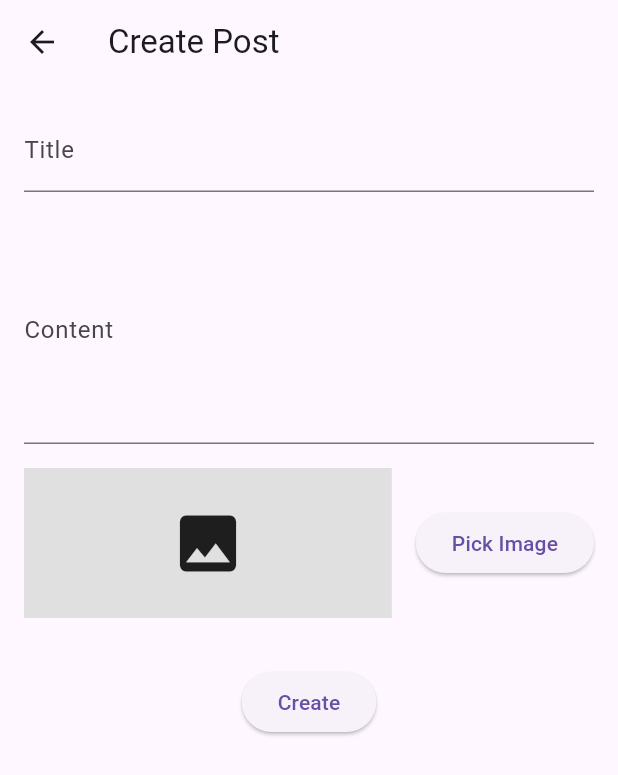
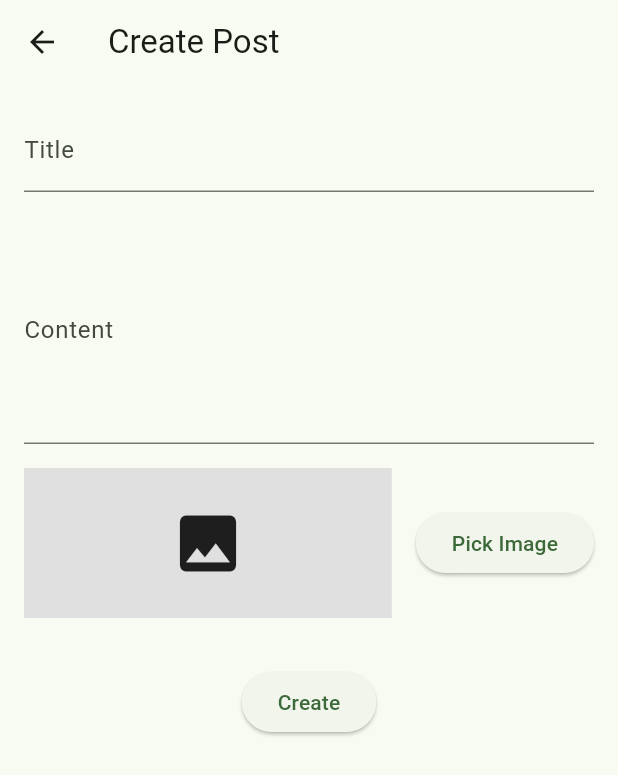
Before and after one commit to moehakram/flutter-postapp, a Flutter app: the screen it shows after launch, after a tap on the "add" icon, on a phone screen of 412 x 824 dp. Shown: the top 775 px of the screen. Run offline on Flutter 3.47's test engine with Material 3 defaults, Android fonts, the phone set to English and light mode, and no system bars; our stand-ins replace either_dart, equatable, flutter_bloc, image_picker; network calls fail.

Commit message:
refactoring code

```diff
--- a/lib/main.dart
+++ b/lib/main.dart
@@ -14,8 +14,10 @@ class MyApp extends StatelessWidget {
   @override
   Widget build(BuildContext context) {
     return MaterialApp(
-      title: 'Flutter CRUD',
-      theme: ThemeData(primarySwatch: Colors.blue),
+      theme: ThemeData(
+        colorScheme: ColorScheme.fromSeed(seedColor: Colors.green),
+        useMaterial3: true,
+      ),
       home: PostListScreen(),
     );
   }
--- a/lib/resource/remote_resource.dart
+++ b/lib/resource/remote_resource.dart
@@ -3,7 +3,6 @@ import 'dart:io';
 import 'package:http/http.dart' as http;
 import 'package:either_dart/either.dart';
 import '../model/post_action_response.dart';
-import '../model/post.dart';
 
 class RemoteResource {
   static const String baseUrl = 'http://postsapi.test:8000/api';
@@ -46,7 +45,7 @@ class RemoteResource {
       final streamedResponse = await request.send();
       final response = await http.Response.fromStream(streamedResponse);
 
-      if (response.statusCode == 201 || response.statusCode == 200) {
+      if (response.statusCode == 201) {
         final jsonData = json.decode(response.body);
         return Right(PostActionResponse.fromJson(jsonData));
       } else {
--- a/lib/screen/post_form_screen.dart
+++ b/lib/screen/post_form_screen.dart
@@ -2,17 +2,17 @@ import 'dart:io';
 import 'package:flutter/material.dart';
 import 'package:flutter_bloc/flutter_bloc.dart';
 import 'package:image_picker/image_picker.dart';
-import 'package:posts_app_241117/resource/remote_resource.dart';
+import '../resource/remote_resource.dart';
 import '../cubit/post_cubit.dart';
 import '../model/post.dart';
 
 class PostFormScreen extends StatefulWidget {
   final Post? post;
 
-  const PostFormScreen({Key? key, this.post}) : super(key: key);
+  const PostFormScreen({super.key, this.post});
 
   @override
-  _PostFormScreenState createState() => _PostFormScreenState();
+  State<PostFormScreen> createState() => _PostFormScreenState();
 }
 
 class _PostFormScreenState extends State<PostFormScreen> {
```
Also changed, not shown: lib/screen/post_list_screen.dart (+16 -3 lines).
